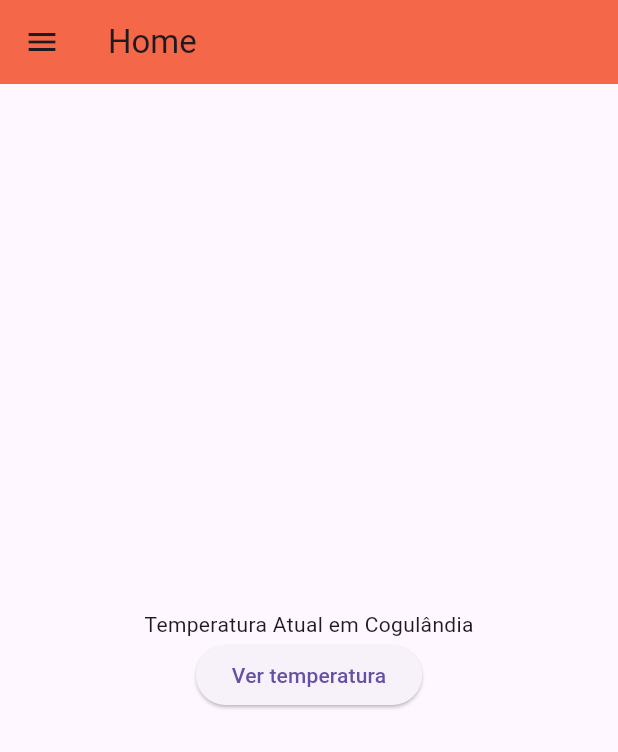
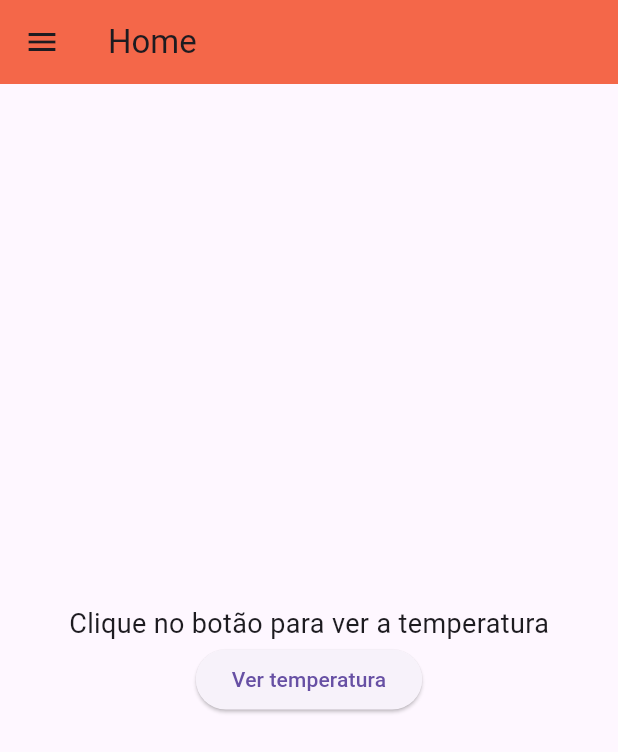
Before and after one commit to VinioVnz/utilidades_exercicio, a Flutter app: the screen it shows after launch, on a phone screen of 412 x 824 dp. Shown: the top 752 px of the screen. Run offline on Flutter 3.47's test engine with Material 3 defaults, Android fonts, the phone set to English and light mode, and no system bars.

Commit message:
parte 1 feita

```diff
--- a/lib/src/views/home_view.dart
+++ b/lib/src/views/home_view.dart
@@ -1,21 +1,63 @@
+  import 'dart:async';
+
 import 'package:flutter/material.dart';
   import 'package:utilidades/src/controller/temperatura_controller.dart';
 
-class HomeView extends StatelessWidget {
+  class HomeView extends StatefulWidget {
+
     const HomeView({super.key});
 
     @override
+    State<HomeView> createState() => _HomeViewState();
+
+  }
+
+  class _HomeViewState extends State<HomeView> {
+    bool carregando = false;
+    double? temperatura;
+    final controller = TemperaturaController();
+ /*    final _streamController = StreamController();
+
+    Stream<double> iniciarAtualizacaoTemperatura(){
+      Timer.periodic(Duration(seconds: 2), (_) {
+        double novaTemp = ...;
+        _streamController.add(novaTemp);
+      }
+      );
+      return _streamController.stream;
+    } */
+    @override
     Widget build(BuildContext context) {
-    final controller = TemperaturaController();
-
       return Padding(
         padding: EdgeInsets.all(16),
         child: Center(
           child: Column(
             mainAxisAlignment: MainAxisAlignment.center,
             children: [
-            Text("Temperatura Atual em Cogulândia"),
-            ElevatedButton(onPressed: (){}, child: Text("Ver temperatura")),
+              if(carregando)
+                CircularProgressIndicator()
+              else if (temperatura != null)
+                Text(
+                  'Temperatura: ${temperatura!.toStringAsFixed(1)} C',
+                  style: TextStyle(fontSize: 32),
+                )
+                else
+                  Text(
+                    'Clique no botão para ver a temperatura',
+                    style: TextStyle(fontSize: 18),
+                  ),
+              ElevatedButton(onPressed: () async {
+                setState(() {
+                  carregando = true;
+
+                });
+                double temp = await controller.carregarTemperaturaInicial();
+
+                setState(() {
+                  carregando = false;
+                  temperatura = temp;
+                });
+              }, child: Text("Ver temperatura")),
             ],
           ),
         ),
```
Also changed, not shown: lib/src/controller/temperatura_controller.dart (+8 -1 lines), lib/src/models/temperatura_model.dart (deleted), 1 other file. Lines whose indentation alone changed are shown as unchanged.
